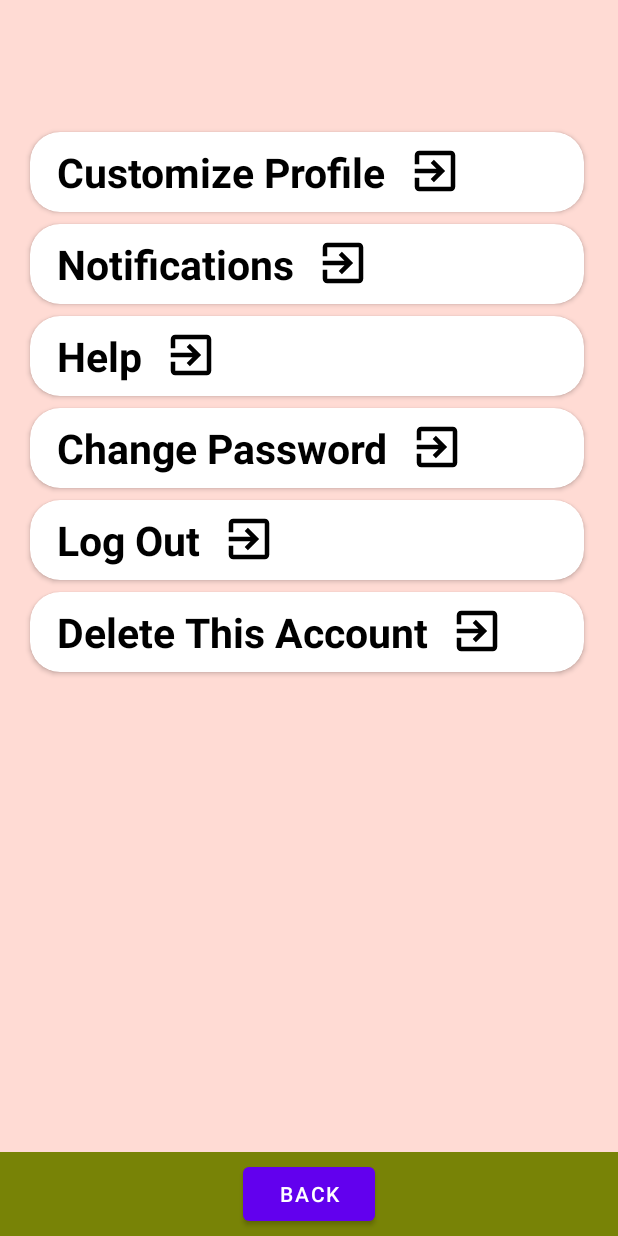
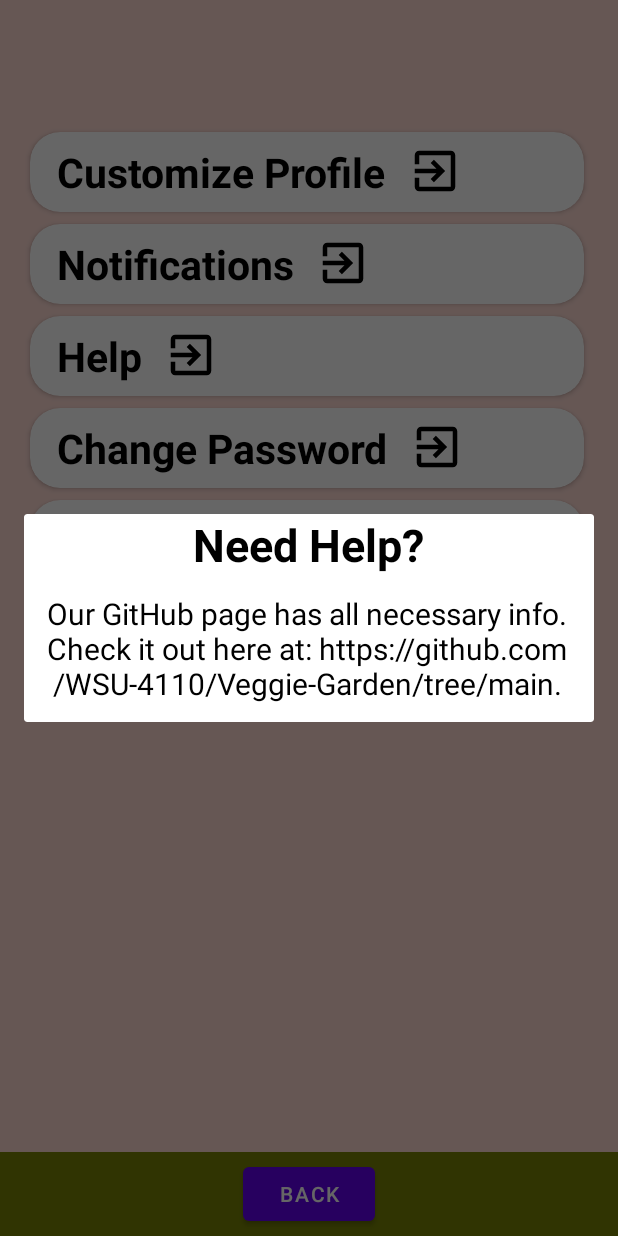
Before and after one commit to WSU-4110/Veggie-Garden, an Android app: the Settings screen opened directly, with no data from a screen before it, after a tap on "Help", on a phone screen of 412 x 824 dp. Run offline under Robolectric (Android 15) with nearby library versions, the phone set to English and light mode, and no system bars.

Commit message:
all settings options work visually

```diff
--- a/App/app/src/main/java/com/example/app/DataBase.java
+++ b/App/app/src/main/java/com/example/app/DataBase.java
@@ -55,7 +55,7 @@ public class DataBase extends SQLiteOpenHelper {
     // delete account
     public boolean deleteOne(Credentials credentials) {
         SQLiteDatabase db = this.getWritableDatabase();
-        String queryString = "DELETE FROM " + USER_TABLE + " WHERE " + USER_EMAIL + " = " + credentials.getEmail();
+        String queryString = "DELETE FROM " + USER_TABLE + " WHERE " + USER_EMAIL + " = ?" + credentials.getEmail();
 
         @SuppressLint("Recycle") Cursor cursor = db.rawQuery(queryString, null);
 
--- a/App/app/src/main/java/com/example/app/Settings.java
+++ b/App/app/src/main/java/com/example/app/Settings.java
@@ -1,9 +1,12 @@
 package com.example.app;
 
 import android.annotation.SuppressLint;
+import android.app.Dialog;
 import android.content.Intent;
 import android.os.Bundle;
 import android.widget.Button;
+import android.widget.Toast;
+
 import androidx.appcompat.app.AppCompatActivity;
 import androidx.recyclerview.widget.LinearLayoutManager;
 import androidx.recyclerview.widget.RecyclerView;
@@ -13,7 +16,7 @@ import java.util.ArrayList;
 public class Settings extends AppCompatActivity implements RecyclerViewInterface{
 
     //declare variables
-    Button backToMain;
+    Button backToMain, iAmSure;
     String[] options;
 
     ArrayList<RecyclerViewSettings> recyclerViewSettings = new ArrayList<>();         // array for texts in recycler view
@@ -33,6 +36,9 @@ public class Settings extends AppCompatActivity implements RecyclerViewInterface
 
         //set variables
         backToMain = findViewById(R.id.backToMain);      // declare back button
+        iAmSure = findViewById(R.id.are_you_sure);
+
+
 
         backToMain.setOnClickListener(view -> {                                     // back button actions
             Intent intent = new Intent(view.getContext(), MainActivity.class);
@@ -54,17 +60,43 @@ public class Settings extends AppCompatActivity implements RecyclerViewInterface
     public void onItemClick(int position) {
 
       switch (position) {
-          case 0:
+          case 0: Intent intent0 = new Intent(this, CustomizeProfile.class);
+              intent0.putExtra("EMAIL", getIntent().getStringExtra("EMAIL"));                       // customize profile page
+              startActivity(intent0);
               break;
-          case 1:
+          case 1: showPopup1();       // notifications popup
               break;
-          case 2:
+          case 2: showPopup2();       // help popup
               break;
           case 3: Intent intent3 = new Intent(this, ChangePassword.class);
-              intent3.putExtra("EMAIL", getIntent().getStringExtra("EMAIL"));
+              intent3.putExtra("EMAIL", getIntent().getStringExtra("EMAIL"));                       // update password page
                     startActivity(intent3);
               break;
+          case 4: Intent intent4 = new Intent(this, TitlePage.class);
+                    Toast.makeText(this, "Log Out Successful", Toast.LENGTH_SHORT).show();          // logout
+                    startActivity(intent4);
+              break;
+          case 5: showPopup5();
+              break;                            // delete account popup
       }
 
     }
+
+    private void showPopup5() {
+        Dialog popup = new Dialog(this);
+        popup.setContentView(R.layout.delete_account_warning);        // popup method
+        popup.show();
+    }
+
+    private void showPopup1() {
+        Dialog popup = new Dialog(this);
+        popup.setContentView(R.layout.notifications_popup);        // popup method
+        popup.show();
+    }
+
+    private void showPopup2() {
+        Dialog popup = new Dialog(this);
+        popup.setContentView(R.layout.help_popup);        // popup method
+        popup.show();
+    }
 }
--- /dev/null
+++ b/App/app/src/main/res/layout/help_popup.xml
@@ -0,0 +1,40 @@
+<?xml version="1.0" encoding="utf-8"?>
+<RelativeLayout xmlns:android="http://schemas.android.com/apk/res/android"
+    xmlns:tools="http://schemas.android.com/tools"
+    android:layout_width="match_parent"
+    android:layout_height="wrap_content"
+    android:id="@+id/root_vg">
+
+    <LinearLayout
+        android:layout_width="match_parent"
+        android:layout_height="wrap_content"
+        android:orientation="vertical"
+        tools:ignore="UselessParent">
+
+        <TextView
+            android:id="@+id/help"
+            android:layout_width="wrap_content"
+            android:layout_height="wrap_content"
+            android:layout_gravity="center_horizontal"
+            android:fontFamily="@font/roboto_bold"
+            android:paddingBottom="12dp"
+            android:text="@string/need_help"
+            android:textColor="@color/black"
+            android:textSize="30sp"/>
+
+        <TextView
+            android:id="@+id/link"
+            android:layout_width="match_parent"
+            android:layout_height="wrap_content"
+            android:layout_gravity="center_horizontal"
+            android:fontFamily="@font/roboto"
+            android:gravity="center_horizontal"
+            android:paddingStart="10dp"
+            android:paddingEnd="12dp"
+            android:paddingBottom="12dp"
+            android:text="@string/our_github_page_has_all_necessary_info_check_it_out_here_at_https_github_com_wsu_4110_veggie_garden_tree_main"
+            android:textColor="@color/black"
+            android:textSize="20sp"/>
+
+    </LinearLayout>
+</RelativeLayout>
--- a/App/app/src/main/res/values/strings.xml
+++ b/App/app/src/main/res/values/strings.xml
@@ -48,6 +48,13 @@
     <string name="change_your_password">Change Your Password</string>
     <string name="enter_current_password">Enter Current Password</string>
     <string name="save">Save</string>
+    <string name="you_are_about_to_delete_your_account">You are about to delete your account!</string>
+    <string name="if_you_are_sure_press_the_button_below_if_not_click_off_this_popup_message_to_cancel">If you are sure, press the button below. If not, click off this popup message to cancel.</string>
+    <string name="i_am_sure">I am sure!</string>
+    <string name="need_help">Need Help?</string>
+    <string name="our_github_page_has_all_necessary_info_check_it_out_here_at_https_github_com_wsu_4110_veggie_garden_tree_main">Our GitHub page has all necessary info. Check it out here at: https://github.com/WSU-4110/Veggie-Garden/tree/main.</string>
+    <string name="enable_disable_notifications">Enable/disable notifications?</string>
+    <string name="enable_disable">Enable/Disable</string>
     <string-array name="card_text_titles">
         <item>Customize Profile</item>
         <item>Notifications</item>
```
Also changed, not shown: App/app/src/main/AndroidManifest.xml (+7 -0 lines), App/app/src/main/java/com/example/app/CustomizeProfile.java (added, +18 -0 lines), App/app/src/main/res/layout/activity_customize_profile.xml (added, +41 -0 lines), App/app/src/main/res/layout/delete_account_warning.xml (added, +50 -0 lines), App/app/src/main/res/layout/notifications_popup.xml (added, +37 -0 lines), 32 other files.
